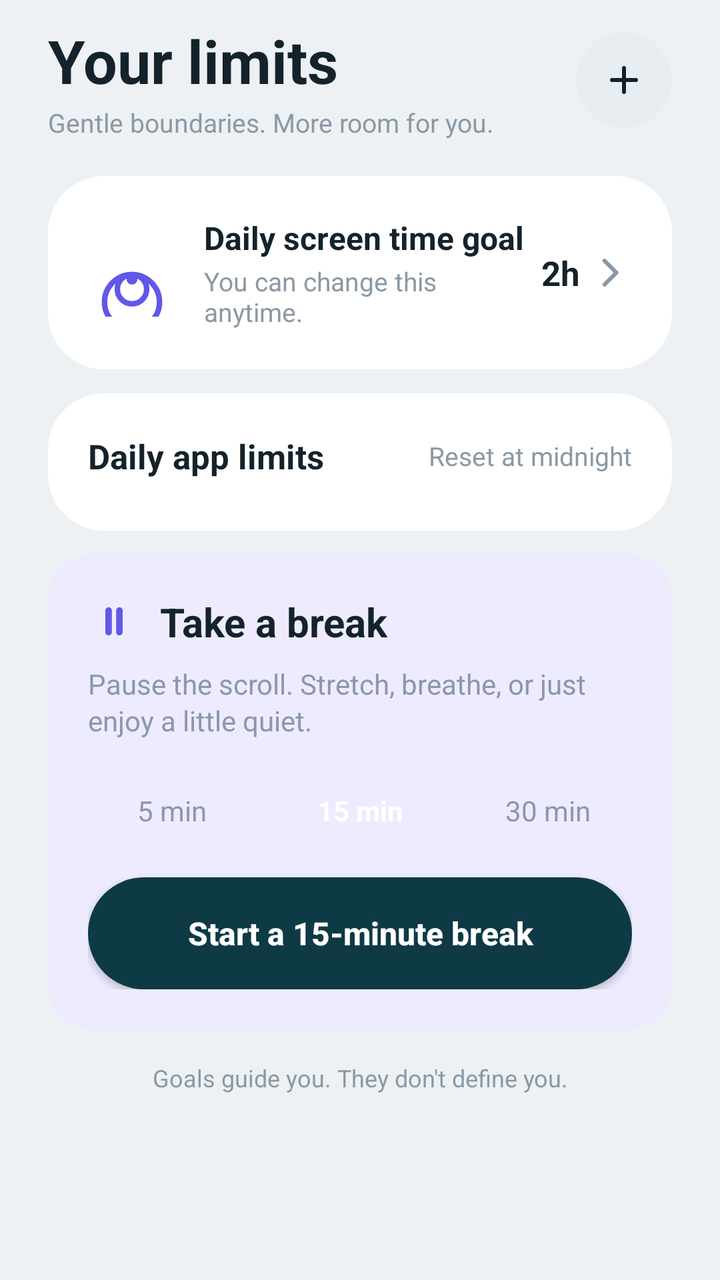
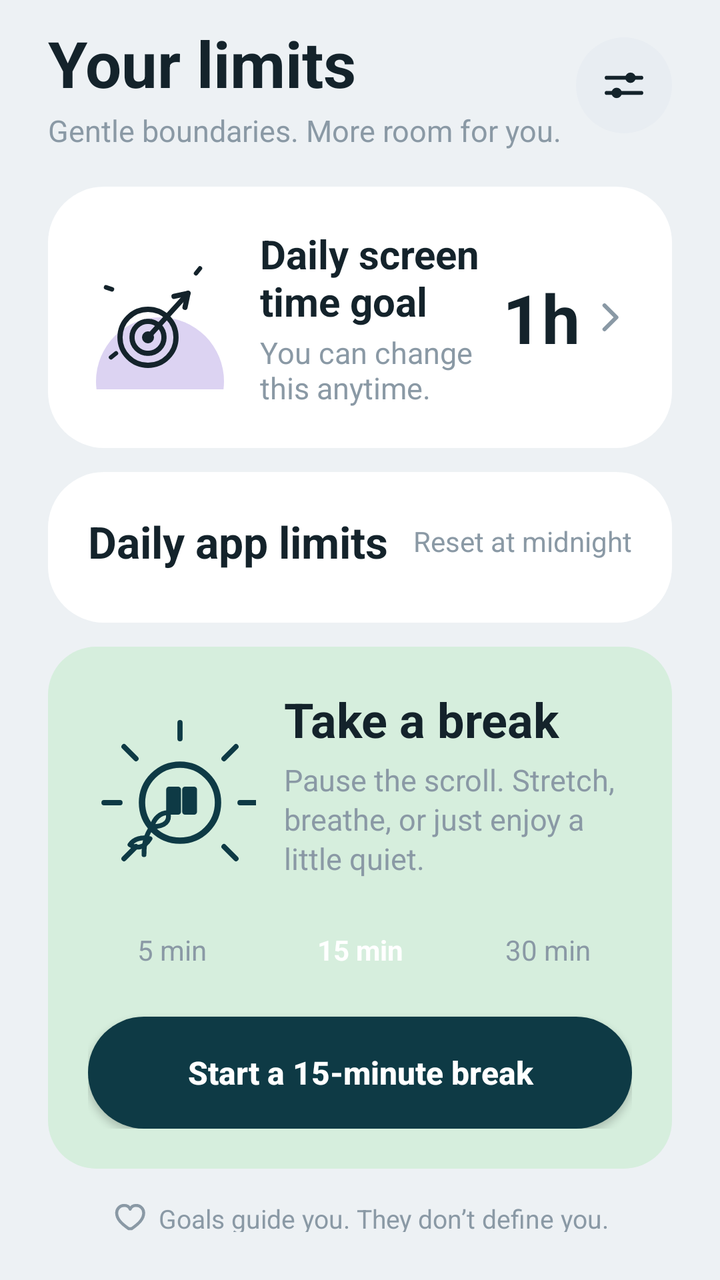

An Android layout rendered at two revisions. The XML below is the earlier revision; the diff shows what the commit changed to produce the second picture.
<!-- AndroidManifest.xml: application theme android:Theme.Material.Light.NoActionBar -->
<!-- res/layout/tab_goals.xml -->
<?xml version="1.0" encoding="utf-8"?>
<LinearLayout xmlns:android="http://schemas.android.com/apk/res/android"
    android:layout_width="match_parent"
    android:layout_height="wrap_content"
    android:orientation="vertical"
    android:background="@color/td_bg"
    android:paddingStart="24dp"
    android:paddingEnd="24dp"
    android:paddingTop="10dp"
    android:paddingBottom="24dp">

    
    <LinearLayout
        android:layout_width="match_parent"
        android:layout_height="wrap_content"
        android:orientation="horizontal"
        android:gravity="center_vertical">

        <LinearLayout
            android:layout_width="0dp"
            android:layout_height="wrap_content"
            android:layout_weight="1"
            android:orientation="vertical">

            <TextView
                android:layout_width="wrap_content"
                android:layout_height="wrap_content"
                android:text="Your limits"
                android:textSize="30sp"
                android:textStyle="bold"
                android:textColor="@color/td_text" />

            <TextView
                android:layout_width="wrap_content"
                android:layout_height="wrap_content"
                android:layout_marginTop="2dp"
                android:text="Gentle boundaries. More room for you."
                android:textSize="13sp"
                android:textColor="@color/td_sub" />
        </LinearLayout>

        <ImageView
            android:id="@+id/btn_add_limit"
            android:layout_width="48dp"
            android:layout_height="48dp"
            android:background="@drawable/circle_td"
            android:padding="13dp"
            android:src="@drawable/ic_plus"
            android:contentDescription="add limit" />
    </LinearLayout>

    
    <LinearLayout
        android:id="@+id/card_goal"
        android:layout_width="match_parent"
        android:layout_height="wrap_content"
        android:layout_marginTop="18dp"
        android:orientation="horizontal"
        android:gravity="center_vertical"
        android:background="@drawable/card_td"
        android:padding="20dp"
        android:clickable="true"
        android:focusable="true">

        <ImageView
            android:layout_width="44dp"
            android:layout_height="44dp"
            android:src="@drawable/ic_target"
            android:contentDescription="target icon" />

        <LinearLayout
            android:layout_width="0dp"
            android:layout_height="wrap_content"
            android:layout_weight="1"
            android:layout_marginStart="14dp"
            android:orientation="vertical">

            <TextView
                android:layout_width="wrap_content"
                android:layout_height="wrap_content"
                android:text="Daily screen time goal"
                android:textSize="16sp"
                android:textStyle="bold"
                android:textColor="@color/td_text" />

            <TextView
                android:layout_width="wrap_content"
                android:layout_height="wrap_content"
                android:layout_marginTop="2dp"
                android:text="You can change this anytime."
                android:textSize="13sp"
                android:textColor="@color/td_sub" />
        </LinearLayout>

        <TextView
            android:id="@+id/tv_goal_value"
            android:layout_width="wrap_content"
            android:layout_height="wrap_content"
            android:text="2h"
            android:textSize="17sp"
            android:textStyle="bold"
            android:textColor="@color/td_text" />

        <ImageView
            android:layout_width="22dp"
            android:layout_height="22dp"
            android:layout_marginStart="4dp"
            android:src="@drawable/ic_chevron"
            android:contentDescription="edit" />
    </LinearLayout>

    
    <LinearLayout
        android:layout_width="match_parent"
        android:layout_height="wrap_content"
        android:layout_marginTop="12dp"
        android:orientation="vertical"
        android:background="@drawable/card_td"
        android:padding="20dp">

        <LinearLayout
            android:layout_width="match_parent"
            android:layout_height="wrap_content"
            android:orientation="horizontal"
            android:gravity="center_vertical">

            <TextView
                android:layout_width="0dp"
                android:layout_height="wrap_content"
                android:layout_weight="1"
                android:text="Daily app limits"
                android:textSize="17sp"
                android:textStyle="bold"
                android:textColor="@color/td_text" />

            <TextView
                android:layout_width="wrap_content"
                android:layout_height="wrap_content"
                android:text="Reset at midnight"
                android:textSize="13sp"
                android:textColor="@color/td_sub" />
        </LinearLayout>

        <LinearLayout
            android:id="@+id/app_rows"
            android:layout_width="match_parent"
            android:layout_height="wrap_content"
            android:layout_marginTop="6dp"
            android:orientation="vertical" />
    </LinearLayout>

    
    <LinearLayout
        android:layout_width="match_parent"
        android:layout_height="wrap_content"
        android:layout_marginTop="12dp"
        android:orientation="vertical"
        android:background="@drawable/break_td"
        android:padding="20dp">

        <LinearLayout
            android:layout_width="wrap_content"
            android:layout_height="wrap_content"
            android:orientation="horizontal"
            android:gravity="center_vertical">

            <ImageView
                android:layout_width="26dp"
                android:layout_height="26dp"
                android:src="@drawable/ic_pause_purple"
                android:contentDescription="pause icon" />

            <TextView
                android:layout_width="wrap_content"
                android:layout_height="wrap_content"
                android:layout_marginStart="10dp"
                android:text="Take a break"
                android:textSize="20sp"
                android:textStyle="bold"
                android:textColor="@color/td_text" />
        </LinearLayout>

        <TextView
            android:layout_width="wrap_content"
            android:layout_height="wrap_content"
            android:layout_marginTop="8dp"
            android:text="Pause the scroll. Stretch, breathe, or just enjoy a little quiet."
            android:textSize="14sp"
            android:lineSpacingExtra="2dp"
            android:textColor="@color/td_sub" />

        <LinearLayout
            android:layout_width="match_parent"
            android:layout_height="wrap_content"
            android:layout_marginTop="14dp"
            android:orientation="horizontal">

            <TextView
                android:id="@+id/chip_5"
                android:layout_width="0dp"
                android:layout_height="wrap_content"
                android:layout_weight="1"
                android:gravity="center"
                android:paddingTop="12dp"
                android:paddingBottom="12dp"
                android:text="5 min"
                android:textSize="14sp"
                android:textColor="@color/td_sub" />

            <Space
                android:layout_width="10dp"
                android:layout_height="wrap_content" />

            <TextView
                android:id="@+id/chip_15"
                android:layout_width="0dp"
                android:layout_height="wrap_content"
                android:layout_weight="1"
                android:gravity="center"
                android:paddingTop="12dp"
                android:paddingBottom="12dp"
                android:text="15 min"
                android:textSize="14sp"
                android:textStyle="bold"
                android:textColor="#FFFFFF" />

            <Space
                android:layout_width="10dp"
                android:layout_height="wrap_content" />

            <TextView
                android:id="@+id/chip_30"
                android:layout_width="0dp"
                android:layout_height="wrap_content"
                android:layout_weight="1"
                android:gravity="center"
                android:paddingTop="12dp"
                android:paddingBottom="12dp"
                android:text="30 min"
                android:textSize="14sp"
                android:textColor="@color/td_sub" />
        </LinearLayout>

        <Button
            android:id="@+id/btn_start_break"
            android:layout_width="match_parent"
            android:layout_height="56dp"
            android:layout_marginTop="12dp"
            android:background="@drawable/btn_primary"
            android:text="Start a 15-minute break"
            android:textAllCaps="false"
            android:textSize="16sp"
            android:textStyle="bold"
            android:textColor="#FFFFFF" />
    </LinearLayout>

    <TextView
        android:layout_width="match_parent"
        android:layout_height="wrap_content"
        android:layout_marginTop="16dp"
        android:gravity="center"
        android:text="Goals guide you. They don't define you."
        android:textSize="12sp"
        android:textColor="@color/td_sub" />

</LinearLayout>
<!-- resources referenced by this layout -->
<resources>
  <!-- drawable break_td (drawable) -->
  <?xml version="1.0" encoding="utf-8"?>
  <shape xmlns:android="http://schemas.android.com/apk/res/android"
      android:shape="rectangle">
      <solid android:color="@color/td_break_bg" />
      <corners android:radius="22dp" />
  </shape>
  <!-- drawable ic_pause_purple (drawable) -->
  <?xml version="1.0" encoding="utf-8"?>
  <vector xmlns:android="http://schemas.android.com/apk/res/android"
      android:width="26dp" android:height="26dp"
      android:viewportWidth="24" android:viewportHeight="24">
      <path
          android:strokeColor="#6257E8"
          android:strokeWidth="3"
          android:strokeLineCap="round"
          android:pathData="M9.5,7 V17 M14.5,7 V17" />
  </vector>
  <!-- drawable ic_plus (drawable) -->
  <?xml version="1.0" encoding="utf-8"?>
  <vector xmlns:android="http://schemas.android.com/apk/res/android"
      android:width="24dp" android:height="24dp"
      android:viewportWidth="24" android:viewportHeight="24">
      <path
          android:strokeColor="@color/td_text"
          android:strokeWidth="2.2"
          android:strokeLineCap="round"
          android:pathData="M12,5.5 V18.5 M5.5,12 H18.5" />
  </vector>
  <!-- drawable ic_target (drawable) -->
  <?xml version="1.0" encoding="utf-8"?>
  <vector xmlns:android="http://schemas.android.com/apk/res/android"
      android:width="44dp" android:height="44dp"
      android:viewportWidth="48" android:viewportHeight="48">
      <path
          android:strokeColor="#6257E8"
          android:strokeWidth="3"
          android:pathData="M24,40 m-15,0 a15,15 0 1,0 30,0 a15,15 0 1,0 -30,0" />
      <path
          android:strokeColor="#6257E8"
          android:strokeWidth="3"
          android:pathData="M24,33 m-8,0 a8,8 0 1,0 16,0 a8,8 0 1,0 -16,0" />
      <path
          android:fillColor="#6257E8"
          android:pathData="M24,27.5 m-3,0 a3,3 0 1,0 6,0 a3,3 0 1,0 -6,0" />
  </vector>
  <color name="td_break_bg">#EFEBFF</color>
  <!-- unchanged entries left out for length: 10 -->
</resources>

<!-- the commit's change to res/layout/tab_goals.xml (unified diff, before → after) -->
@@ -26,7 +26,7 @@
                 android:layout_width="wrap_content"
                 android:layout_height="wrap_content"
                 android:text="Your limits"
-                android:textSize="30sp"
+                android:textSize="32sp"
                 android:textStyle="bold"
                 android:textColor="@color/td_text" />
 
@@ -35,18 +35,25 @@
                 android:layout_height="wrap_content"
                 android:layout_marginTop="2dp"
                 android:text="Gentle boundaries. More room for you."
-                android:textSize="13sp"
-                android:textColor="@color/td_sub" />
-        </LinearLayout>
-
-        <ImageView
+                android:textSize="15sp"
+                android:textColor="@color/td_sub" />
+        </LinearLayout>
+
+        <FrameLayout
             android:id="@+id/btn_add_limit"
             android:layout_width="48dp"
             android:layout_height="48dp"
             android:background="@drawable/circle_td"
-            android:padding="13dp"
-            android:src="@drawable/ic_plus"
-            android:contentDescription="add limit" />
+            android:clickable="true"
+            android:focusable="true">
+
+            <ImageView
+                android:layout_width="26dp"
+                android:layout_height="26dp"
+                android:layout_gravity="center"
+                android:src="@drawable/ic_sliders"
+                android:contentDescription="limits options" />
+        </FrameLayout>
     </LinearLayout>
 
     
@@ -63,9 +70,9 @@
         android:focusable="true">
 
         <ImageView
-            android:layout_width="44dp"
-            android:layout_height="44dp"
-            android:src="@drawable/ic_target"
+            android:layout_width="72dp"
+            android:layout_height="72dp"
+            android:src="@drawable/doodle_target"
             android:contentDescription="target icon" />
 
         <LinearLayout
@@ -79,7 +86,7 @@
                 android:layout_width="wrap_content"
                 android:layout_height="wrap_content"
                 android:text="Daily screen time goal"
-                android:textSize="16sp"
+                android:textSize="20sp"
                 android:textStyle="bold"
                 android:textColor="@color/td_text" />
 
@@ -88,7 +95,7 @@
                 android:layout_height="wrap_content"
                 android:layout_marginTop="2dp"
                 android:text="You can change this anytime."
-                android:textSize="13sp"
+                android:textSize="15sp"
                 android:textColor="@color/td_sub" />
         </LinearLayout>
 
@@ -96,8 +103,8 @@
             android:id="@+id/tv_goal_value"
             android:layout_width="wrap_content"
             android:layout_height="wrap_content"
-            android:text="2h"
-            android:textSize="17sp"
+            android:text="1h"
+            android:textSize="34sp"
             android:textStyle="bold"
             android:textColor="@color/td_text" />
 
@@ -129,7 +136,7 @@
                 android:layout_height="wrap_content"
                 android:layout_weight="1"
                 android:text="Daily app limits"
-                android:textSize="17sp"
+                android:textSize="22sp"
                 android:textStyle="bold"
                 android:textColor="@color/td_text" />
 
@@ -137,7 +144,7 @@
                 android:layout_width="wrap_content"
                 android:layout_height="wrap_content"
                 android:text="Reset at midnight"
-                android:textSize="13sp"
+                android:textSize="14sp"
                 android:textColor="@color/td_sub" />
         </LinearLayout>
 
@@ -155,39 +162,46 @@
         android:layout_height="wrap_content"
         android:layout_marginTop="12dp"
         android:orientation="vertical"
-        android:background="@drawable/break_td"
+        android:background="@drawable/stat_card_mint"
         android:padding="20dp">
 
         <LinearLayout
-            android:layout_width="wrap_content"
+            android:layout_width="match_parent"
             android:layout_height="wrap_content"
             android:orientation="horizontal"
             android:gravity="center_vertical">
 
             <ImageView
-                android:layout_width="26dp"
-                android:layout_height="26dp"
-                android:src="@drawable/ic_pause_purple"
-                android:contentDescription="pause icon" />
-
-            <TextView
-                android:layout_width="wrap_content"
-                android:layout_height="wrap_content"
-                android:layout_marginStart="10dp"
-                android:text="Take a break"
-                android:textSize="20sp"
-                android:textStyle="bold"
-                android:textColor="@color/td_text" />
-        </LinearLayout>
-
-        <TextView
-            android:layout_width="wrap_content"
-            android:layout_height="wrap_content"
-            android:layout_marginTop="8dp"
-            android:text="Pause the scroll. Stretch, breathe, or just enjoy a little quiet."
-            android:textSize="14sp"
-            android:lineSpacingExtra="2dp"
-            android:textColor="@color/td_sub" />
+                android:layout_width="84dp"
+                android:layout_height="84dp"
+                android:src="@drawable/doodle_break"
+                android:contentDescription="take a break" />
+
+            <LinearLayout
+                android:layout_width="0dp"
+                android:layout_height="wrap_content"
+                android:layout_weight="1"
+                android:layout_marginStart="14dp"
+                android:orientation="vertical">
+
+                <TextView
+                    android:layout_width="wrap_content"
+                    android:layout_height="wrap_content"
+                    android:text="Take a break"
+                    android:textSize="24sp"
+                    android:textStyle="bold"
+                    android:textColor="@color/td_text" />
+
+                <TextView
+                    android:layout_width="wrap_content"
+                    android:layout_height="wrap_content"
+                    android:layout_marginTop="4dp"
+                    android:text="Pause the scroll. Stretch, breathe, or just enjoy a little quiet."
+                    android:textSize="15sp"
+                    android:lineSpacingExtra="2dp"
+                    android:textColor="@color/td_sub" />
+            </LinearLayout>
+        </LinearLayout>
 
         <LinearLayout
             android:layout_width="match_parent"
@@ -254,13 +268,35 @@
             android:textColor="#FFFFFF" />
     </LinearLayout>
 
-    <TextView
+    <LinearLayout
         android:layout_width="match_parent"
         android:layout_height="wrap_content"
         android:layout_marginTop="16dp"
-        android:gravity="center"
-        android:text="Goals guide you. They don't define you."
-        android:textSize="12sp"
-        android:textColor="@color/td_sub" />
+        android:orientation="horizontal"
+        android:gravity="center_vertical">
+
+        <View
+            android:layout_width="0dp"
+            android:layout_height="1dp"
+            android:layout_weight="1" />
+
+        <ImageView
+            android:layout_width="18dp"
+            android:layout_height="18dp"
+            android:src="@drawable/ic_heart_small" />
+
+        <TextView
+            android:layout_width="wrap_content"
+            android:layout_height="wrap_content"
+            android:layout_marginStart="6dp"
+            android:text="Goals guide you. They don’t define you."
+            android:textSize="13sp"
+            android:textColor="@color/td_sub" />
+
+        <View
+            android:layout_width="0dp"
+            android:layout_height="1dp"
+            android:layout_weight="1" />
+    </LinearLayout>
 
 </LinearLayout>
<!-- resource entries referenced after the edit -->
@@ -1,52 +1,117 @@
 <!-- resources referenced by this layout -->
 <resources>
-  <!-- drawable break_td (drawable) -->
-  <?xml version="1.0" encoding="utf-8"?>
-  <shape xmlns:android="http://schemas.android.com/apk/res/android"
-      android:shape="rectangle">
-      <solid android:color="@color/td_break_bg" />
-      <corners android:radius="22dp" />
-  </shape>
-  <!-- drawable ic_pause_purple (drawable) -->
+  <!-- drawable doodle_break (drawable) -->
   <?xml version="1.0" encoding="utf-8"?>
   <vector xmlns:android="http://schemas.android.com/apk/res/android"
-      android:width="26dp" android:height="26dp"
+      android:width="84dp" android:height="84dp"
+      android:viewportWidth="84" android:viewportHeight="84">
+      <path
+          android:strokeColor="#0E3A45"
+          android:strokeWidth="3.2"
+          android:fillColor="#00000000"
+          android:pathData="M46,52m-19,0a19,19 0 1,0 38,0a19,19 0 1,0 -38,0" />
+      <path
+          android:fillColor="#0E3A45"
+          android:pathData="M40.5,44h4.6a1.4,1.4 0 0 1,1.4 1.4v11.2a1.4,1.4 0 0 1,-1.4 1.4h-4.6a1.4,1.4 0 0 1,-1.4 -1.4V45.4a1.4,1.4 0 0 1,1.4 -1.4zM48.5,44h4.6a1.4,1.4 0 0 1,1.4 1.4v11.2a1.4,1.4 0 0 1,-1.4 1.4h-4.6a1.4,1.4 0 0 1,-1.4 -1.4V45.4a1.4,1.4 0 0 1,1.4 -1.4z" />
+      <path
+          android:strokeColor="#0E3A45"
+          android:strokeWidth="2.6"
+          android:strokeLineCap="round"
+          android:fillColor="#00000000"
+          android:pathData="M46,20v-8M68,30l6,-6M76,52h8M68,74l6,6M24,30l-6,-6M16,52H8M24,74l-6,6" />
+      <path
+          android:strokeColor="#0E3A45"
+          android:strokeWidth="2.4"
+          android:strokeLineCap="round"
+          android:fillColor="#00000000"
+          android:pathData="M28,78c0,-6 1,-10 4,-14" />
+      <path
+          android:strokeColor="#0E3A45"
+          android:strokeWidth="2.4"
+          android:strokeLineCap="round"
+          android:strokeLineJoin="round"
+          android:fillColor="#00000000"
+          android:pathData="M31,70c-4,-1 -8,0 -10,3 3,2 7,2 10,-3zM32,64c1,-4 4,-7 8,-7 1,4 -1,7 -8,7z" />
+  </vector>
+  <!-- drawable doodle_target (drawable) -->
+  <?xml version="1.0" encoding="utf-8"?>
+  <vector xmlns:android="http://schemas.android.com/apk/res/android"
+      android:width="72dp" android:height="72dp"
+      android:viewportWidth="72" android:viewportHeight="72">
+      <path
+          android:fillColor="#DCD3F2"
+          android:pathData="M36,68m-32,0a32,32 0 1,0 64,0a32,32 0 1,0 -64,0" />
+      <path
+          android:strokeColor="#14232B"
+          android:strokeWidth="2.6"
+          android:fillColor="#00000000"
+          android:pathData="M30,46m-14,0a14,14 0 1,0 28,0a14,14 0 1,0 -28,0" />
+      <path
+          android:strokeColor="#14232B"
+          android:strokeWidth="2.6"
+          android:fillColor="#00000000"
+          android:pathData="M30,46m-8,0a8,8 0 1,0 16,0a8,8 0 1,0 -16,0" />
+      <path
+          android:fillColor="#14232B"
+          android:pathData="M30,46m-3,0a3,3 0 1,0 6,0a3,3 0 1,0 -6,0" />
+      <path
+          android:strokeColor="#14232B"
+          android:strokeWidth="2.6"
+          android:strokeLineCap="round"
+          android:fillColor="#00000000"
+          android:pathData="M30,46L50,24" />
+      <path
+          android:strokeColor="#14232B"
+          android:strokeWidth="2.6"
+          android:strokeLineCap="round"
+          android:strokeLineJoin="round"
+          android:fillColor="#00000000"
+          android:pathData="M50,24l-7,1.5M50,24l-1.5,7" />
+      <path
+          android:strokeColor="#14232B"
+          android:strokeWidth="2.2"
+          android:strokeLineCap="round"
+          android:fillColor="#00000000"
+          android:pathData="M12,22l-3,-1M14,54l-2.5,2M54,14l2,-2.5" />
+  </vector>
+  <!-- drawable ic_heart_small (drawable) -->
+  <?xml version="1.0" encoding="utf-8"?>
+  <vector xmlns:android="http://schemas.android.com/apk/res/android"
+      android:width="18dp" android:height="18dp"
       android:viewportWidth="24" android:viewportHeight="24">
       <path
-          android:strokeColor="#6257E8"
-          android:strokeWidth="3"
+          android:strokeColor="@color/td_sub"
+          android:strokeWidth="2"
           android:strokeLineCap="round"
-          android:pathData="M9.5,7 V17 M14.5,7 V17" />
+          android:strokeLineJoin="round"
+          android:fillColor="#00000000"
+          android:pathData="M12,20c-5,-3.5 -8,-6.5 -8,-10.5 0,-2.8 2.2,-5 5,-5 1.8,0 3.4,1 4,2.5 0.6,-1.5 2.2,-2.5 4,-2.5 2.8,0 5,2.2 5,5 0,4 -3,7 -8,10.5z" />
   </vector>
-  <!-- drawable ic_plus (drawable) -->
+  <!-- drawable ic_sliders (drawable) -->
   <?xml version="1.0" encoding="utf-8"?>
   <vector xmlns:android="http://schemas.android.com/apk/res/android"
       android:width="24dp" android:height="24dp"
       android:viewportWidth="24" android:viewportHeight="24">
       <path
           android:strokeColor="@color/td_text"
-          android:strokeWidth="2.2"
+          android:strokeWidth="1.8"
           android:strokeLineCap="round"
-          android:pathData="M12,5.5 V18.5 M5.5,12 H18.5" />
+          android:pathData="M4,8.5 H20 M4,15.5 H20" />
+      <path
+          android:fillColor="@color/td_text"
+          android:pathData="M15,8.5 m-2.4,0 a2.4,2.4 0 1,0 4.8,0 a2.4,2.4 0 1,0 -4.8,0" />
+      <path
+          android:fillColor="@color/td_text"
+          android:pathData="M8.6,15.5 m-2.4,0 a2.4,2.4 0 1,0 4.8,0 a2.4,2.4 0 1,0 -4.8,0" />
   </vector>
-  <!-- drawable ic_target (drawable) -->
+  <!-- drawable stat_card_mint (drawable) -->
   <?xml version="1.0" encoding="utf-8"?>
-  <vector xmlns:android="http://schemas.android.com/apk/res/android"
-      android:width="44dp" android:height="44dp"
-      android:viewportWidth="48" android:viewportHeight="48">
-      <path
-          android:strokeColor="#6257E8"
-          android:strokeWidth="3"
-          android:pathData="M24,40 m-15,0 a15,15 0 1,0 30,0 a15,15 0 1,0 -30,0" />
-      <path
-          android:strokeColor="#6257E8"
-          android:strokeWidth="3"
-          android:pathData="M24,33 m-8,0 a8,8 0 1,0 16,0 a8,8 0 1,0 -16,0" />
-      <path
-          android:fillColor="#6257E8"
-          android:pathData="M24,27.5 m-3,0 a3,3 0 1,0 6,0 a3,3 0 1,0 -6,0" />
-  </vector>
-  <color name="td_break_bg">#EFEBFF</color>
+  <shape xmlns:android="http://schemas.android.com/apk/res/android"
+      android:shape="rectangle">
+      <solid android:color="@color/td_mint_bg" />
+      <corners android:radius="24dp" />
+  </shape>
+  <color name="td_mint_bg">#D6EEDD</color>
   <!-- unchanged entries left out for length: 10 -->
 </resources>
 
